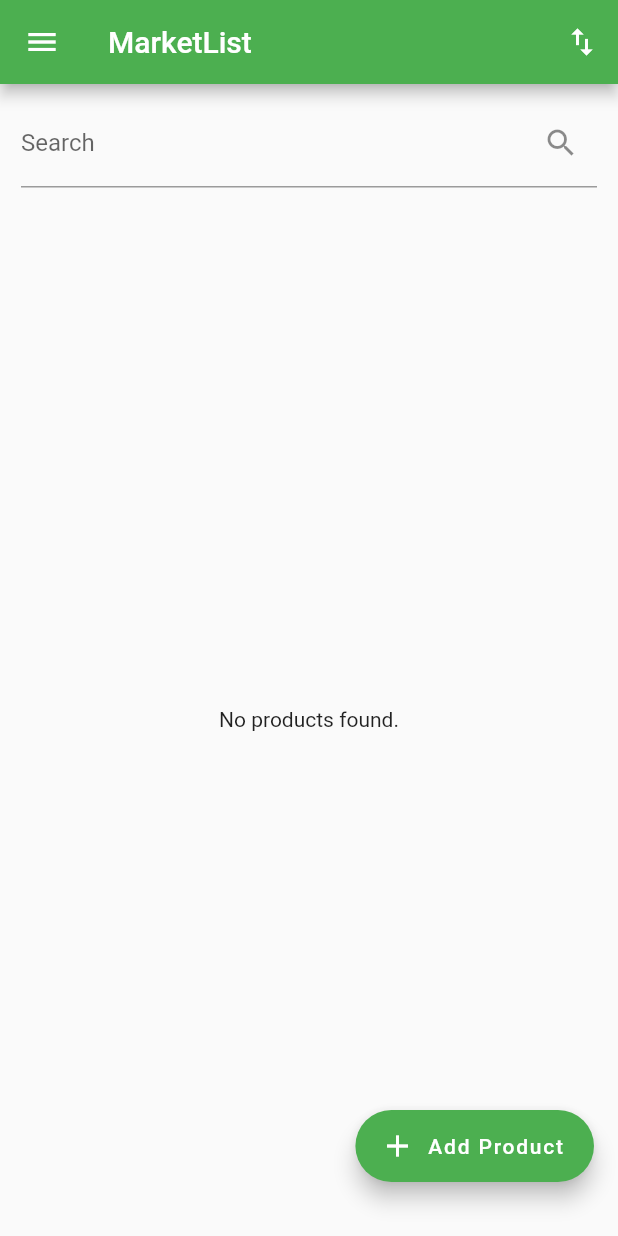
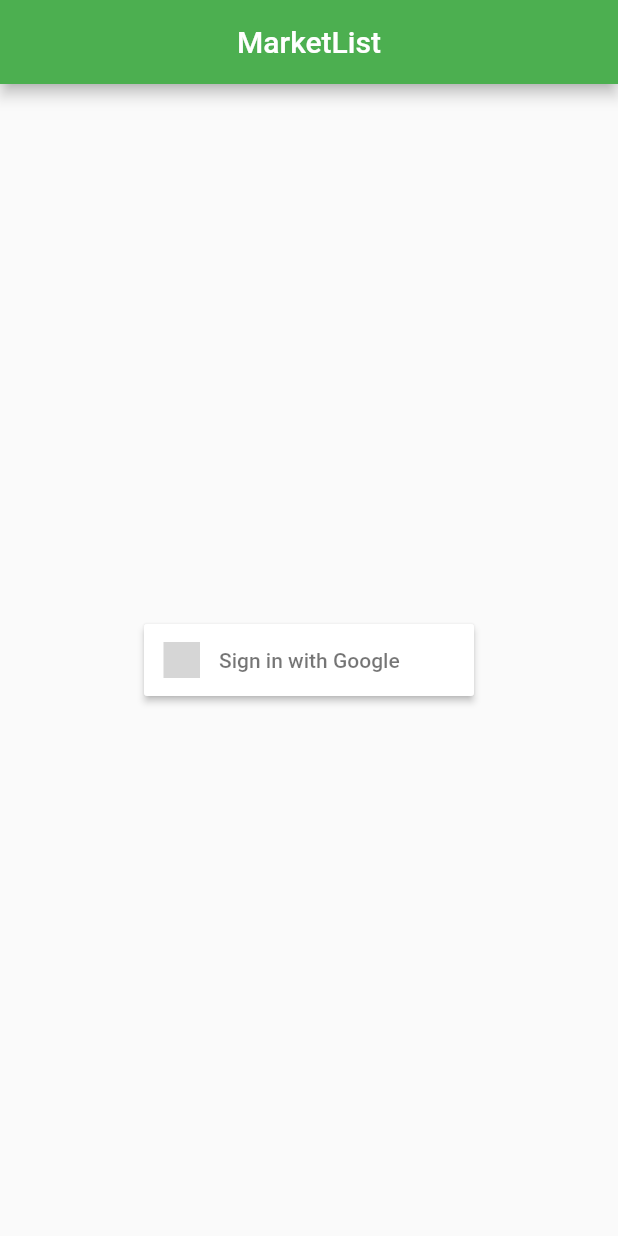
Before and after one commit to davidfffelix/marketlist, a Flutter app: the screen it shows after launch, on a phone screen of 412 x 824 dp. Run offline on Flutter 3.47's test engine with Material 2 defaults, Android fonts, the phone set to English and light mode, and no system bars; our stand-ins replace cloud_firestore, firebase_auth, firebase_core, flutter_signin_button, get, google_sign_in; accounts and stored records are empty; grey boxes are pictures that could not be loaded.

Commit message:
Finish project

```diff
--- a/lib/home_page.dart
+++ b/lib/home_page.dart
@@ -12,16 +12,12 @@ class HomePage extends StatefulWidget {
 
 class _HomePageState extends State<HomePage> {
   final HomeController controller = Get.put(HomeController());
-  @override
-  void initState() {
-    super.initState();
-    controller
-      ..readProducts()
-      ..sortProducts();
-  }
 
   @override
   Widget build(BuildContext context) {
+    return GetBuilder<HomeController>(
+      init: HomeController(),
+      builder: (control) {
         return SafeArea(
           child: Scaffold(
             appBar: AppBar(
@@ -57,21 +53,18 @@ class _HomePageState extends State<HomePage> {
                   ),
                 ),
                 Expanded(
-              child: GetBuilder<HomeController>(
-                builder: (control) {
+                  child: ListView.builder(
+                    shrinkWrap: true,
+                    itemCount: control.foundProducts.length,
+                    itemBuilder: (context, index) {
                       if (control.foundProducts.isEmpty) {
                         return const Center(
                           child: Text('No products found.'),
                         );
                       }
-
-                  return ListView.builder(
-                    shrinkWrap: true,
-                    itemCount: control.foundProducts.length,
-                    itemBuilder: (context, index) {
                       return ListTile(
                         title: Text(control.foundProducts[index].name),
-                        subtitle: Text('${control.foundProducts[index].price}'),
+                        subtitle: Text('R\$ ${control.foundProducts[index].price.toStringAsFixed(2)}'),
                         trailing: SizedBox(
                           width: 100,
                           child: Row(
@@ -82,6 +75,9 @@ class _HomePageState extends State<HomePage> {
                                   color: Colors.black,
                                 ),
                                 onPressed: () {
+                                  /// Preenche o campo com valor atual
+                                  controller.editNameTextEditController.text = control.foundProducts[index].name;
+                                  controller.editPriceTextEditController.text = control.foundProducts[index].price.toString();
                                   showDialog(
                                     context: context,
                                     barrierDismissible: false,
@@ -169,7 +165,7 @@ class _HomePageState extends State<HomePage> {
                                                 child: const Text('Update'),
                                                 onPressed: () {
                                                   double parsedPrice = double.tryParse(controller.editPriceTextEditController.value.text) ?? 0;
-                                                  controller.updateProducts(controller.products[index].id, controller.editNameTextEditController.value.text, parsedPrice);
+                                                  controller.updateProducts(controller.foundProducts[index].id, controller.editNameTextEditController.value.text, parsedPrice);
                                                   Get.back();
                                                 },
                                               ),
@@ -188,7 +184,7 @@ class _HomePageState extends State<HomePage> {
                                 ),
                                 onPressed: () {
                                   controller.removeProducts(
-                                    controller.products[index].id,
+                                    controller.foundProducts[index].id,
                                   );
                                 },
                               ),
@@ -197,12 +193,14 @@ class _HomePageState extends State<HomePage> {
                         ),
                       );
                     },
-                  );
-                },
                   ),
                 ),
               ],
             ),
+            persistentFooterAlignment: AlignmentDirectional.centerStart,
+            persistentFooterButtons: [
+              Text('Total: R\$ ${controller.totalPrice.toStringAsFixed(2)}'),
+            ],
             floatingActionButton: Padding(
               padding: const EdgeInsets.only(bottom: 20),
               child: FloatingActionButton.extended(
@@ -210,6 +208,10 @@ class _HomePageState extends State<HomePage> {
                 label: const Text('Add Product'),
                 backgroundColor: Colors.green,
                 onPressed: () {
+                  /// Reseta o valor dos controllers
+                  controller
+                    ..nameTextEditController.clear()
+                    ..priceTextEditController.clear();
                   showDialog(
                     context: context,
                     barrierDismissible: false,
@@ -240,7 +242,6 @@ class _HomePageState extends State<HomePage> {
                             keyboardType: TextInputType.name,
                             decoration: const InputDecoration(
                               hintText: 'Enter the Product',
-                          // TODO: Verificar!
                               border: OutlineInputBorder(),
                             ),
                           ),
@@ -265,7 +266,7 @@ class _HomePageState extends State<HomePage> {
                             controller: controller.priceTextEditController,
                             keyboardType: TextInputType.number,
                             decoration: const InputDecoration(
-                          hintText: 'Enter Price',
+                              hintText: 'R\$',
                               border: OutlineInputBorder(),
                             ),
                           ),
@@ -299,7 +300,6 @@ class _HomePageState extends State<HomePage> {
                                 onPressed: () {
                                   controller.addProducts(
                                     controller.nameTextEditController.text,
-                                // TODO: Estudar!
                                     double.tryParse(controller.priceTextEditController.text) ?? 0,
                                   );
                                   Navigator.of(context).pop();
@@ -316,5 +316,7 @@ class _HomePageState extends State<HomePage> {
             ),
           ),
         );
+      },
+    );
   }
 }
--- /dev/null
+++ b/lib/login_page.dart
@@ -0,0 +1,42 @@
+import 'package:flutter/material.dart';
+import 'package:flutter_signin_button/flutter_signin_button.dart';
+import 'package:get/get.dart';
+import 'firebase_login.dart';
+
+class LoginPage extends StatefulWidget {
+  const LoginPage({Key? key}) : super(key: key);
+
+  @override
+  State<LoginPage> createState() => _LoginPageState();
+}
+
+class _LoginPageState extends State<LoginPage> {
+  final FirebaseLogin firebaseLogin = Get.put(FirebaseLogin());
+
+  @override
+  Widget build(BuildContext context) {
+    return SafeArea(
+      child: Scaffold(
+        appBar: AppBar(
+          centerTitle: true,
+          backgroundColor: Colors.green,
+          title: const Text('MarketList'),
+        ),
+        body: Center(
+          child: SizedBox(
+            height: 48,
+            child: SignInButton(
+              Buttons.Google,
+              onPressed: () async {
+                final userId = await firebaseLogin.signInWithGoogle();
+                if (userId != null) {
+                  Get.toNamed('/home');
+                }
+              },
+            ),
+          ),
+        ),
+      ),
+    );
+  }
+}
--- a/lib/main.dart
+++ b/lib/main.dart
@@ -1,4 +1,3 @@
-import 'package:cloud_firestore/cloud_firestore.dart';
 import 'package:firebase_core/firebase_core.dart';
 import 'package:flutter/material.dart';
 import 'my_app.dart';
--- a/lib/my_app.dart
+++ b/lib/my_app.dart
@@ -1,6 +1,7 @@
 import 'package:flutter/material.dart';
 import 'package:get/get.dart';
 import 'home_page.dart';
+import 'login_page.dart';
 
 class MyApp extends StatelessWidget {
   const MyApp({super.key});
@@ -13,7 +14,10 @@ class MyApp extends StatelessWidget {
       theme: ThemeData(
         primaryColor: Colors.blue,
       ),
-      home: const HomePage(),
+      home: const LoginPage(),
+      routes: {
+        '/home': (context) => const HomePage()
+      },
     );
   }
 }
--- a/pubspec.yaml
+++ b/pubspec.yaml
@@ -40,6 +40,8 @@ dependencies:
   flutterfire_cli: ^0.2.7
   firebase_auth: ^4.6.1
   firebase_core: ^2.13.0
+  google_sign_in: ^6.1.2
+  flutter_signin_button:
 
 dev_dependencies:
   flutter_test:
```
Also changed, not shown: lib/firebase_login.dart (added, +30 -0 lines), lib/home_controller.dart (+21 -3 lines), pubspec.lock. Lines whose indentation alone changed are shown as unchanged.
